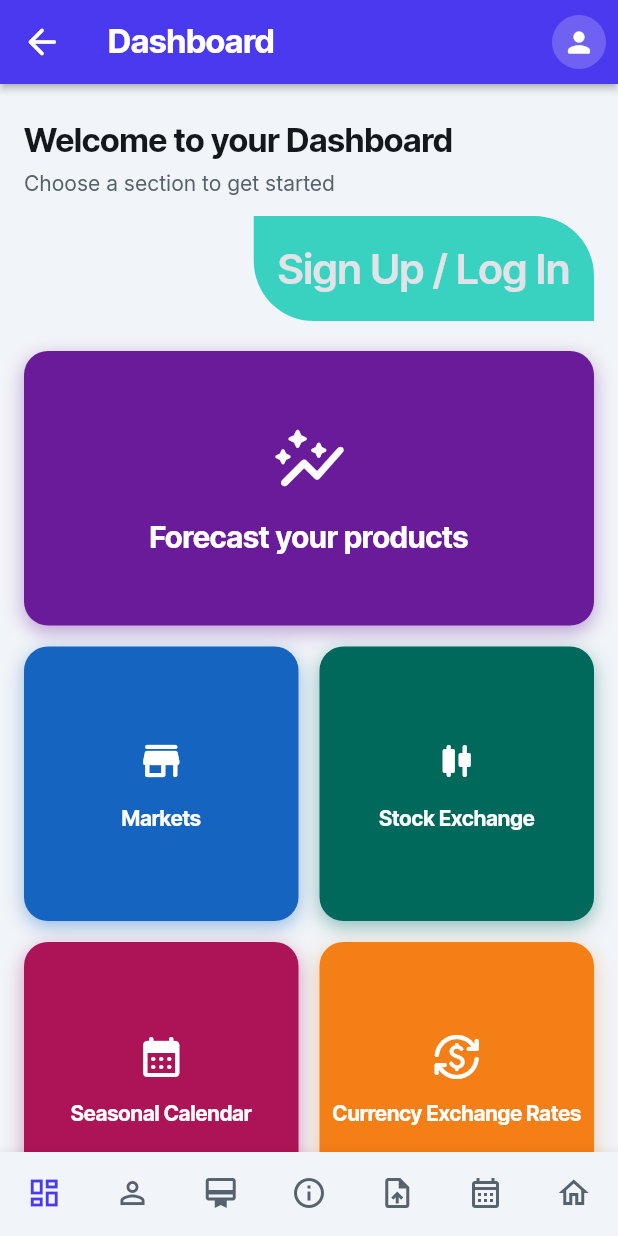
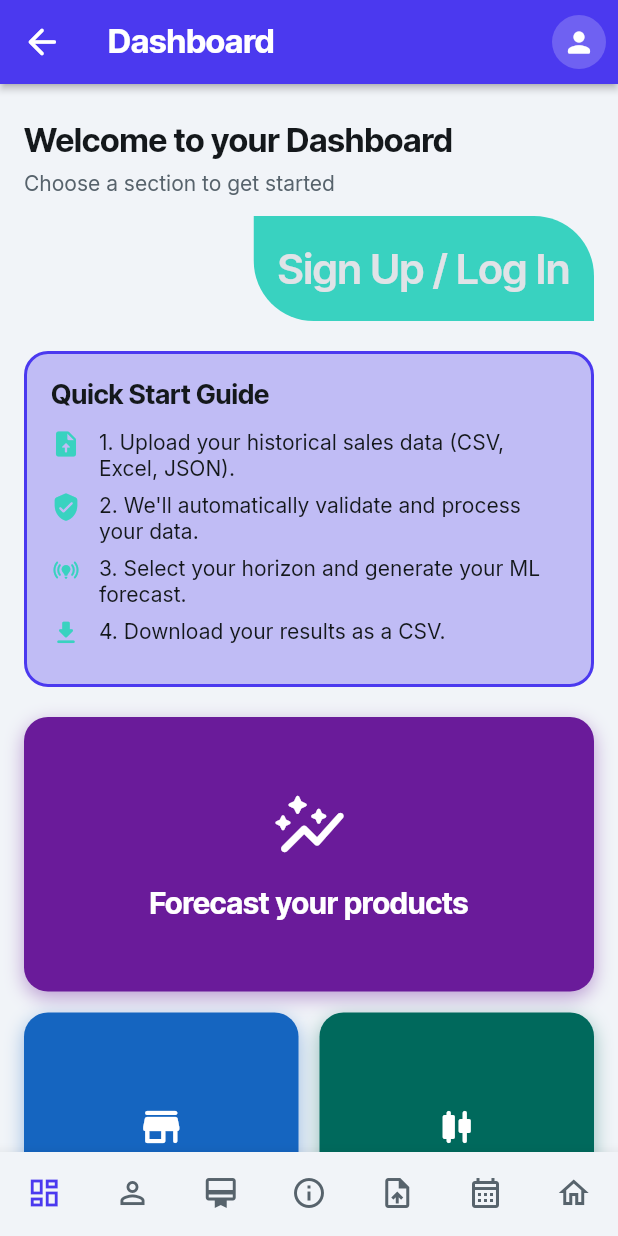
Before and after one commit to AntoniouIoannis/demand_forecast_app, a Flutter app: the NavBarPage screen opened by its route, on a phone screen of 412 x 824 dp. Run offline on Flutter 3.47's test engine with Material 3 defaults, Android fonts, the phone set to English and light mode, and no system bars; drawn by our look-alikes of auto_size_text; our stand-ins replace cached_network_image, chewie, cloud_firestore, device_info_plus, dropdown_button2, file_picker and 20 more; missing offline and left inert: excel, json_path, styled_divider; accounts and stored records are empty; network calls fail.

Commit message:
production ready

```diff
--- a/lib/flutter_flow/nav/nav.dart
+++ b/lib/flutter_flow/nav/nav.dart
@@ -75,16 +75,20 @@ class AppStateNotifier extends ChangeNotifier {
 }
 
 GoRouter createRouter(AppStateNotifier appStateNotifier) => GoRouter(
-      initialLocation: '/dashboard',
+      initialLocation: '/',
       debugLogDiagnostics: true,
       refreshListenable: appStateNotifier,
       navigatorKey: appNavigatorKey,
-      errorBuilder: (context, state) => NavBarPage(initialPage: 'Dashboard'),
+      errorBuilder: (context, state) => appStateNotifier.loggedIn
+          ? NavBarPage(initialPage: 'Dashboard')
+          : Auth2Widget(),
       routes: [
         FFRoute(
           name: '_initialize',
           path: '/',
-          builder: (context, _) => NavBarPage(initialPage: 'Dashboard'),
+          builder: (context, _) => appStateNotifier.loggedIn
+              ? NavBarPage(initialPage: 'Dashboard')
+              : Auth2Widget(),
           routes: [
             FFRoute(
               name: WelcomeWidget.routeName,
--- a/lib/main.dart
+++ b/lib/main.dart
@@ -30,7 +30,6 @@ void main() async {
 }
 
 class MyApp extends StatefulWidget {
-  // This widget is the root of your application.
   @override
   State<MyApp> createState() => _MyAppState();
 
@@ -132,11 +131,11 @@ class _MyAppState extends State<MyApp> {
 
 class NavBarPage extends StatefulWidget {
   NavBarPage({
-    Key? key,
+    super.key,
     this.initialPage,
     this.page,
     this.disableResizeToAvoidBottomInset = false,
-  }) : super(key: key);
+  });
 
   final String? initialPage;
   final Widget? page;
@@ -146,7 +145,6 @@ class NavBarPage extends StatefulWidget {
   _NavBarPageState createState() => _NavBarPageState();
 }
 
-/// This is the private State class that goes with NavBarPage.
 class _NavBarPageState extends State<NavBarPage> {
   String _currentPageName = 'Dashboard';
   late Widget? _currentPage;
@@ -174,12 +172,7 @@ class _NavBarPageState extends State<NavBarPage> {
     return Scaffold(
       resizeToAvoidBottomInset: !widget.disableResizeToAvoidBottomInset,
       body: _currentPage ?? tabs[_currentPageName],
-      bottomNavigationBar: Visibility(
-        visible: responsiveVisibility(
-          context: context,
-          desktop: false,
-        ),
-        child: BottomNavigationBar(
+      bottomNavigationBar: BottomNavigationBar(
         currentIndex: currentIndex,
         onTap: (i) => safeSetState(() {
           _currentPage = null;
@@ -250,7 +243,6 @@ class _NavBarPageState extends State<NavBarPage> {
           )
         ],
       ),
-      ),
     );
   }
 }
--- a/lib/pages/section_main/dashboard/dashboard_widget.dart
+++ b/lib/pages/section_main/dashboard/dashboard_widget.dart
@@ -34,6 +34,29 @@ class _DashboardWidgetState extends State<DashboardWidget> {
   void dispose() {
     _model.dispose();
     super.dispose();
+  }
+
+  Widget _buildGuideStep(BuildContext context, String text, IconData icon) {
+    final theme = FlutterFlowTheme.of(context);
+    return Padding(
+      padding: const EdgeInsets.only(bottom: 8.0),
+      child: Row(
+        crossAxisAlignment: CrossAxisAlignment.start,
+        children: [
+          Icon(icon, size: 20, color: theme.secondary),
+          const SizedBox(width: 12),
+          Expanded(
+            child: Text(
+              text,
+              style: GoogleFonts.inter(
+                color: theme.primaryText,
+                fontSize: 14.0,
+              ),
+            ),
+          ),
+        ],
+      ),
+    );
   }
 
   Widget _buildDashboardTile({
@@ -304,6 +327,56 @@ class _DashboardWidgetState extends State<DashboardWidget> {
                           ),
                         ],
                       ),
+                    const SizedBox(height: 20.0),
+                    // Quick Start Guide setup
+                    Container(
+                      width: double.infinity,
+                      decoration: BoxDecoration(
+                        color: theme.accent1,
+                        borderRadius: BorderRadius.circular(16.0),
+                        border: Border.all(
+                          color: theme.primary,
+                          width: 2.0,
+                        ),
+                      ),
+                      child: Padding(
+                        padding: const EdgeInsets.all(16.0),
+                        child: Column(
+                          crossAxisAlignment: CrossAxisAlignment.start,
+                          children: [
+                            Text(
+                              'Quick Start Guide',
+                              style: GoogleFonts.interTight(
+                                color: theme.primaryText,
+                                fontSize: 18.0,
+                                fontWeight: FontWeight.bold,
+                              ),
+                            ),
+                            const SizedBox(height: 12.0),
+                            _buildGuideStep(
+                              context,
+                              '1. Upload your historical sales data (CSV, Excel, JSON).',
+                              Icons.upload_file_rounded,
+                            ),
+                            _buildGuideStep(
+                              context,
+                              '2. We\'ll automatically validate and process your data.',
+                              Icons.verified_user_rounded,
+                            ),
+                            _buildGuideStep(
+                              context,
+                              '3. Select your horizon and generate your ML forecast.',
+                              Icons.online_prediction_rounded,
+                            ),
+                            _buildGuideStep(
+                              context,
+                              '4. Download your results as a CSV.',
+                              Icons.download_rounded,
+                            ),
+                          ],
+                        ),
+                      ),
+                    ),
                     const SizedBox(height: 20.0),
                     // Main layout: Large "Forecast" on left, grid of 4 tiles on right (desktop) / stacked (mobile)
                     if (isDesktop)
```
Lines whose indentation alone changed are shown as unchanged.
